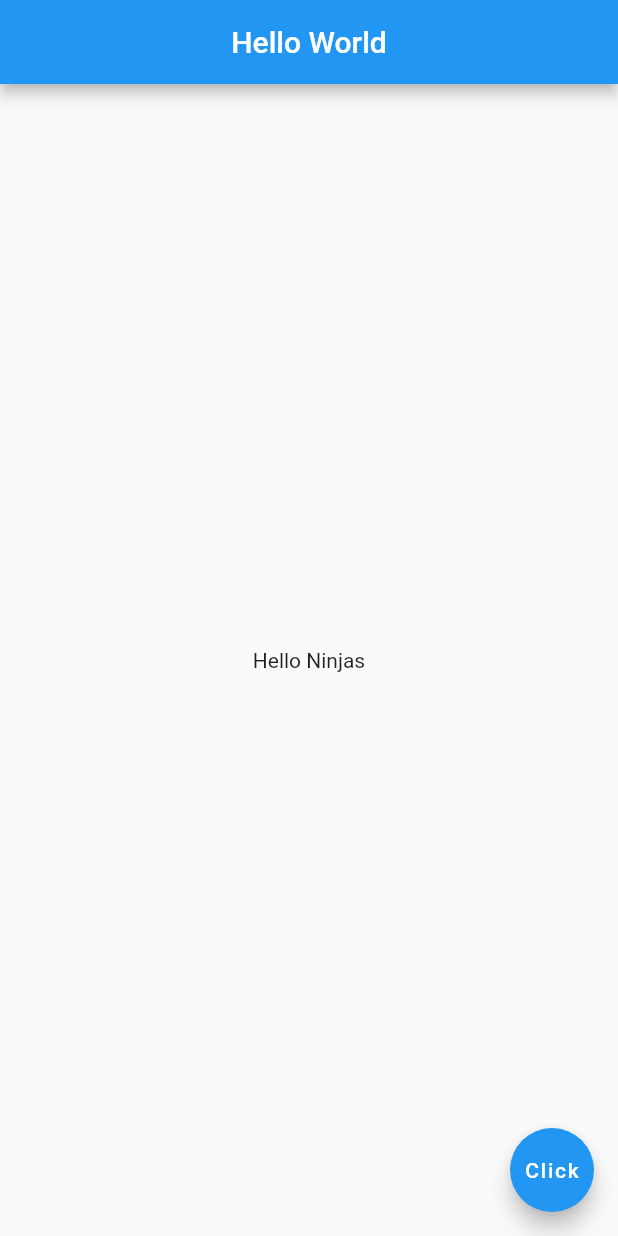
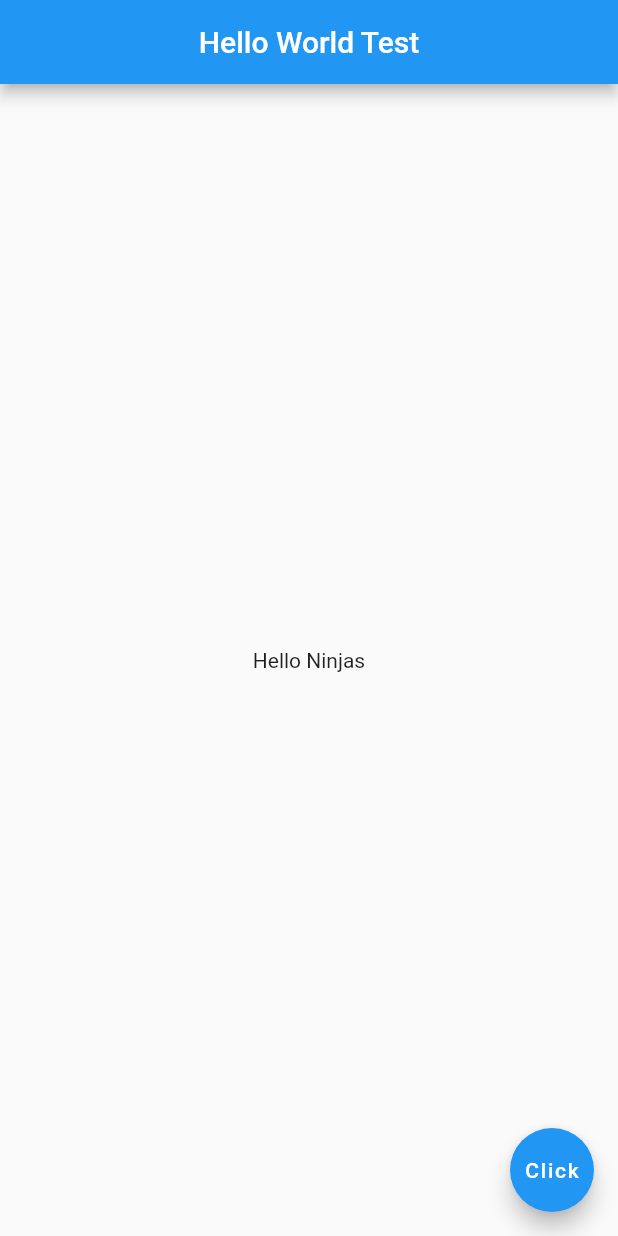
Before and after one commit to kattsy-dev/Project01, a Flutter app: the screen it shows after launch, on a phone screen of 412 x 824 dp. Run offline on Flutter 3.47's test engine with Material 3 defaults, Android fonts, the phone set to English and light mode, and no system bars.

Commit message:
Added Test Text in Hello World Title

```diff
--- a/lib/main.dart
+++ b/lib/main.dart
@@ -8,7 +8,7 @@ void main() {
     home: Scaffold(
       appBar: AppBar(
         //properties: value
-        title: const Text("Hello World"),
+        title: const Text("Hello World Test"),
         centerTitle: true,
       ),
       body: const Center(
```
